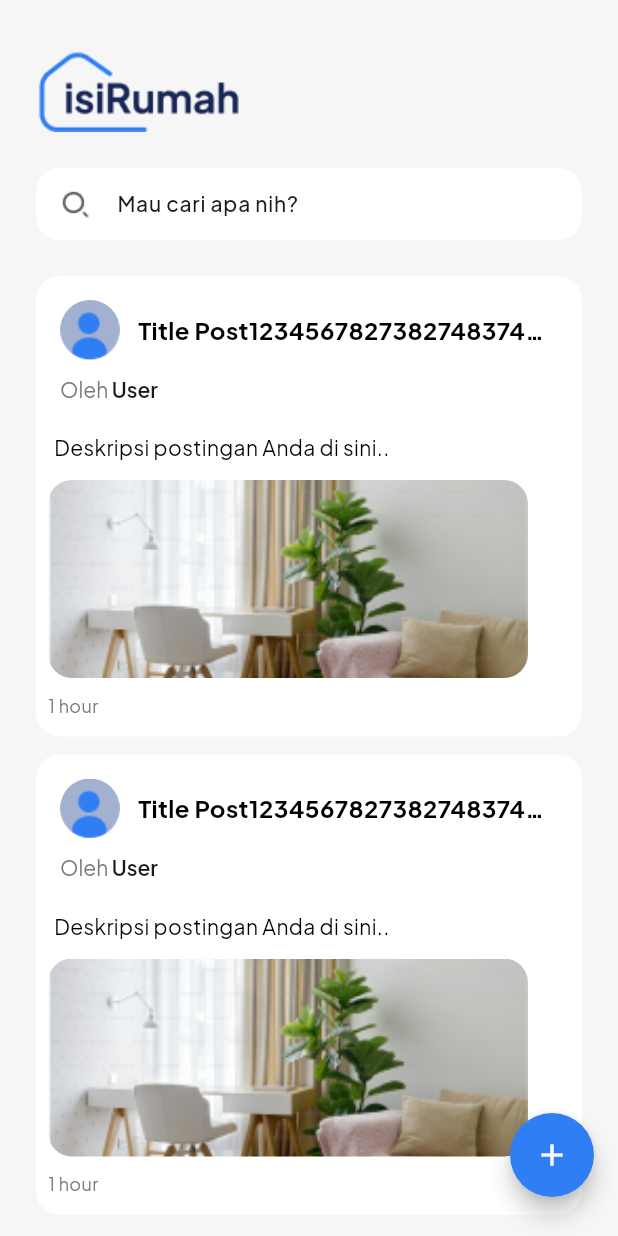
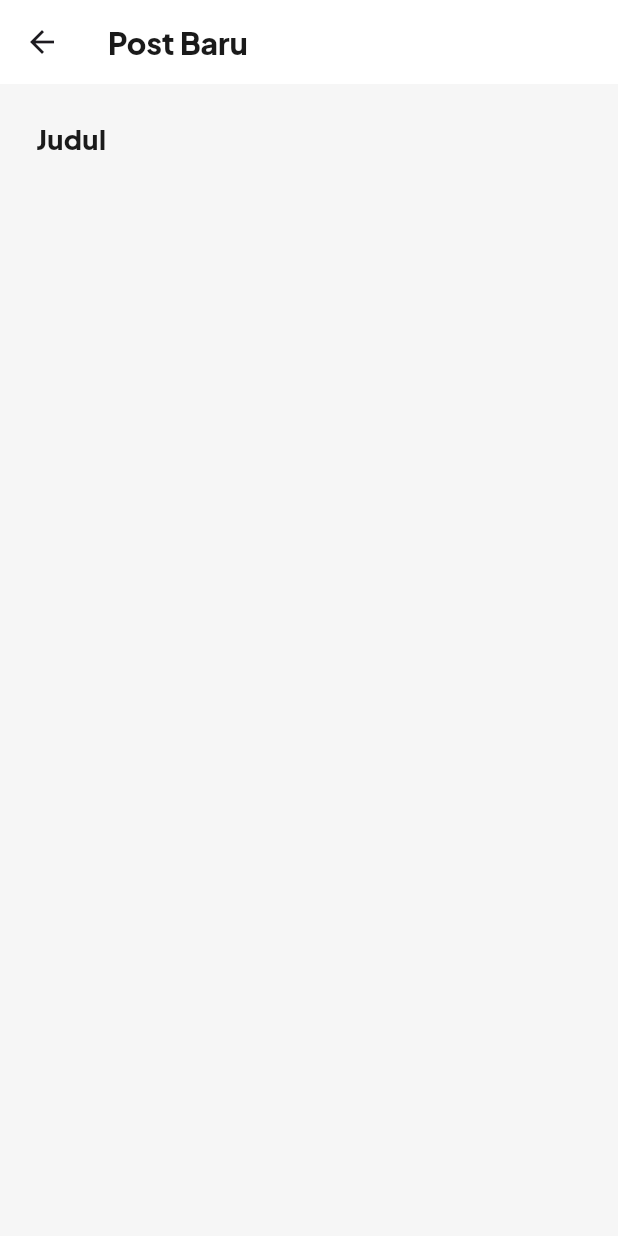
Before and after one commit to pfnazhmi/fe-isiRumah, a Flutter app: the ExplorePage screen opened directly, after a tap on the "add" icon, on a phone screen of 412 x 824 dp. Run offline on Flutter 3.47's test engine with Material 3 defaults, Android fonts, the phone set to English and light mode, and no system bars; our stand-ins replace google_fonts.

Commit message:
add: init post baru page

```diff
--- /dev/null
+++ b/lib/feature/buatpost_page.dart
@@ -0,0 +1,49 @@
+import 'package:flutter/material.dart';
+import 'package:google_fonts/google_fonts.dart';
+import 'package:isirumah/core/app_color.dart';
+
+class BuatpostPage extends StatefulWidget {
+  const BuatpostPage({super.key});
+
+  @override
+  State<BuatpostPage> createState() => _BuatpostPageState();
+}
+
+class _BuatpostPageState extends State<BuatpostPage> {
+  @override
+  Widget build(BuildContext context) {
+    return Scaffold(
+      backgroundColor: AppColor.bgScreen,
+      appBar: AppBar(
+        elevation: 0,
+        backgroundColor: Colors.white,
+        title: Text(
+          "Post Baru",
+          style: GoogleFonts.plusJakartaSans(
+            fontWeight: FontWeight.w900,
+            color: AppColor.black,
+            fontSize: 20,
+          ),
+        ),
+      ),
+      body: Padding(
+        padding: const EdgeInsets.symmetric(horizontal: 24),
+        child: Column(
+          children: [
+            const SizedBox(
+              height: 24,
+            ),
+            Text(
+              "Judul",
+              style: GoogleFonts.plusJakartaSans(
+                fontSize: 18,
+                fontWeight: FontWeight.w900,
+                color: AppColor.black,
+              ),
+            )
+          ],
+        ),
+      ),
+    );
+  }
+}
--- a/lib/feature/explore_page.dart
+++ b/lib/feature/explore_page.dart
@@ -2,6 +2,7 @@ import 'package:flutter/material.dart';
 import 'package:google_fonts/google_fonts.dart';
 import 'package:isirumah/core/app_asset.dart';
 import 'package:isirumah/core/app_color.dart';
+import 'package:isirumah/feature/buatpost_page.dart';
 
 class ExplorePage extends StatefulWidget {
   const ExplorePage({Key? key}) : super(key: key);
@@ -48,7 +49,12 @@ class _ExplorePageState extends State<ExplorePage> {
               borderRadius: BorderRadius.circular(50),
             ),
             onPressed: () {
-              print('Tombol tambah ditekan');
+              Navigator.push(
+                context,
+                MaterialPageRoute(
+                  builder: (context) => BuatpostPage(),
+                ),
+              );
             },
             backgroundColor: AppColor.primary,
             child: const Icon(
```
